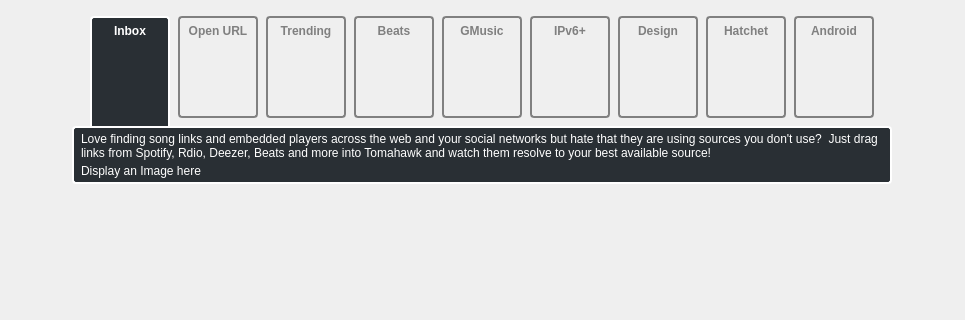
First picture: the form in src/viewpages/whatsnew_0_8/WhatsNewWidget_0_8.ui, repository tomahawk-player/tomahawk, before the edit; both pictures show x 0 to 965 and y 0 to 320 of the 965 by 616 pixel window.
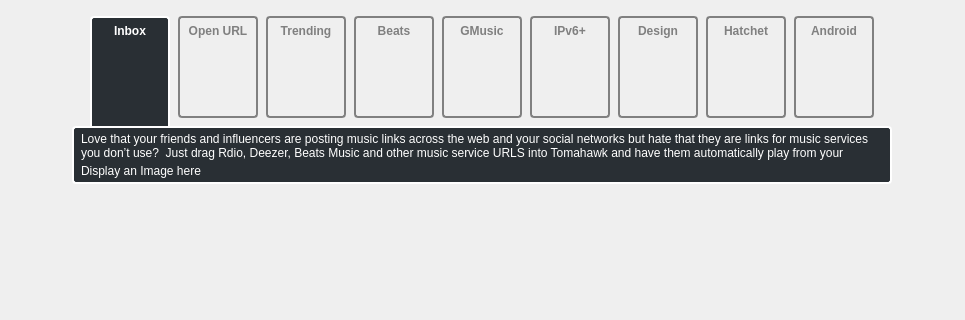
Second picture: the form after the edit. The open tabs and pages were chosen to show the change. Custom widgets are drawn as their Qt base class.

Commit message: [whatsnew] Add Open URL text

What changed in the file:
```diff
--- a/src/viewpages/whatsnew_0_8/WhatsNewWidget_0_8.ui
+++ b/src/viewpages/whatsnew_0_8/WhatsNewWidget_0_8.ui
@@ -803,7 +803,7 @@
                </sizepolicy>
               </property>
               <property name="text">
-               <string>Love finding song links and embedded players across the web and your social networks but hate that they are using sources you don't use?  Just drag links from Spotify, Rdio, Deezer, Beats and more into Tomahawk and watch them resolve to your best available source!</string>
+               <string>Love that your friends and influencers are posting music links across the web and your social networks but hate that they are links for music services you don’t use?  Just drag Rdio, Deezer, Beats Music and other music service URLS into Tomahawk and have them automatically play from your preferred source.</string>
               </property>
               <property name="scaledContents">
                <bool>false</bool>
```
